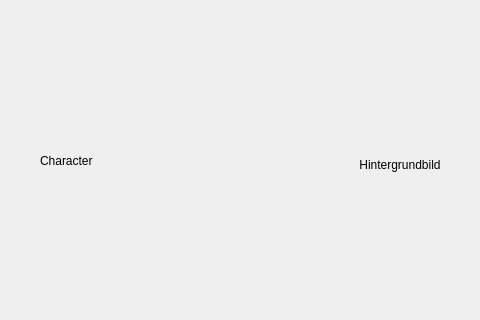
Old version of the form mainwindow.ui in the repository Gibbyace/DungeonCrawler_Game_C-; both pictures show x 0 to 480 and y 135 to 455 of the 800 by 600 pixel window.
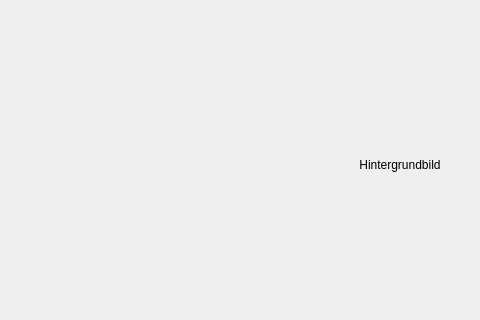
New version of the form.

```diff
--- a/mainwindow.ui
+++ b/mainwindow.ui
@@ -39,15 +39,7 @@
       <height>491</height>
      </rect>
     </property>
-    <layout class="QGridLayout" name="gridLayout">
-     <item row="1" column="0">
-      <widget class="QLabel" name="characterLabel">
-       <property name="text">
-        <string>Character</string>
-       </property>
-      </widget>
-     </item>
-    </layout>
+    <layout class="QGridLayout" name="gridLayout"/>
    </widget>
    <widget class="QWidget" name="gridLayoutWidget_2">
     <property name="geometry">
```
